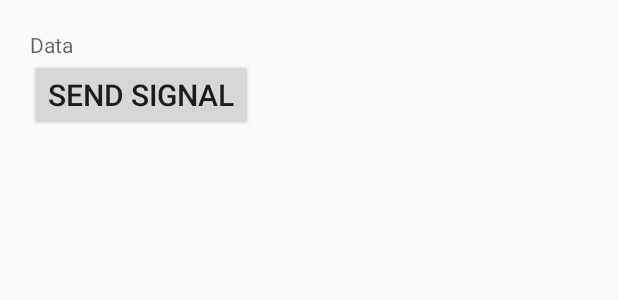
After one commit to dangla1603/LoginTest, an Android app: the layout activity_status.xml on its own in the app's theme, with its tools: preview values and no code run, on a phone screen of 412 x 824 dp. The commit adds this screen. Shown: the top 300 px of the screen. Run offline under Robolectric (Android 15) with nearby library versions, the phone set to English and light mode, and no system bars.

Commit message:
Status Function
Merge Status class in the functions to able to check the status ( Send & recieve signal between the Pi & the app )

```diff
--- a/Login-master/app/build.gradle
+++ b/Login-master/app/build.gradle
@@ -25,6 +25,7 @@ dependencies {
     implementation 'com.google.firebase:firebase-analytics:17.2.0'
     implementation 'androidx.appcompat:appcompat:1.0.2'
     implementation 'androidx.constraintlayout:constraintlayout:1.1.3'
+    implementation 'com.google.android.material:material:1.0.0'
     testImplementation 'junit:junit:4.12'
     androidTestImplementation 'androidx.test.ext:junit:1.1.0'
     androidTestImplementation 'androidx.test.espresso:espresso-core:3.1.1'
--- /dev/null
+++ b/Login-master/app/src/main/res/layout/activity_status.xml
@@ -0,0 +1,27 @@
+<?xml version="1.0" encoding="utf-8"?>
+<RelativeLayout xmlns:android="http://schemas.android.com/apk/res/android"
+    xmlns:app="http://schemas.android.com/apk/res-auto"
+    xmlns:tools="http://schemas.android.com/tools"
+    android:layout_width="match_parent"
+    android:layout_height="match_parent"
+    tools:context=".MainActivity"
+    android:padding="20sp">
+
+    <TextView
+        android:id="@+id/editText"
+        android:layout_width="match_parent"
+        android:layout_height="wrap_content"
+        android:hint="Data" />
+
+    <Button
+        android:id="@+id/button"
+        android:layout_width="wrap_content"
+        android:layout_height="wrap_content"
+        android:layout_below="@+id/editText"
+
+        android:layout_marginTop="0dp"
+        android:text="Send Signal"
+        android:textSize="20sp" />
+
+
+</RelativeLayout>
--- /dev/null
+++ b/Login-master/app/src/main/res/values/dimens.xml
@@ -0,0 +1,3 @@
+<resources>
+    <dimen name="fab_margin">16dp</dimen>
+</resources>
--- a/Login-master/app/src/main/res/values/strings.xml
+++ b/Login-master/app/src/main/res/values/strings.xml
@@ -1,3 +1,4 @@
 <resources>
     <string name="app_name">LoginTest</string>
+    <string name="title_activity_status">Status</string>
 </resources>
--- a/Login-master/app/src/main/res/values/styles.xml
+++ b/Login-master/app/src/main/res/values/styles.xml
@@ -8,4 +8,13 @@
         <item name="colorAccent">@color/colorAccent</item>
     </style>
 
+    <style name="AppTheme.NoActionBar">
+        <item name="windowActionBar">false</item>
+        <item name="windowNoTitle">true</item>
+    </style>
+
+    <style name="AppTheme.AppBarOverlay" parent="ThemeOverlay.AppCompat.Dark.ActionBar" />
+
+    <style name="AppTheme.PopupOverlay" parent="ThemeOverlay.AppCompat.Light" />
+
 </resources>
```
Also changed, not shown: Login-master/app/src/main/AndroidManifest.xml (+7 -1 lines), Login-master/app/src/main/java/com/example/logintest/Camera.java (+13 -19 lines), Login-master/app/src/main/java/com/example/logintest/MainActivity.java (+29 -12 lines), Login-master/app/src/main/java/com/example/logintest/RegistrationActivity.java (+30 -9 lines), Login-master/app/src/main/java/com/example/logintest/SecondActivity.java (+33 -7 lines), Login-master/app/src/main/java/com/example/logintest/Status.java (added, +77 -0 lines), Login-master/app/src/main/java/com/example/logintest/TCPClient.java (added, +104 -0 lines), Login-master/app/src/main/res/layout/activity_camera.xml (+13 -13 lines), Login-master/app/src/main/res/layout/activity_second.xml (+14 -2 lines), 3 other files.
